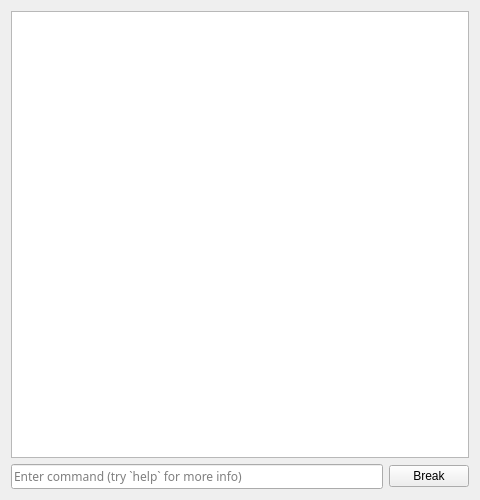
mgba-emu/mgba, file src/platform/qt/DebuggerConsole.ui: the form before one commit.
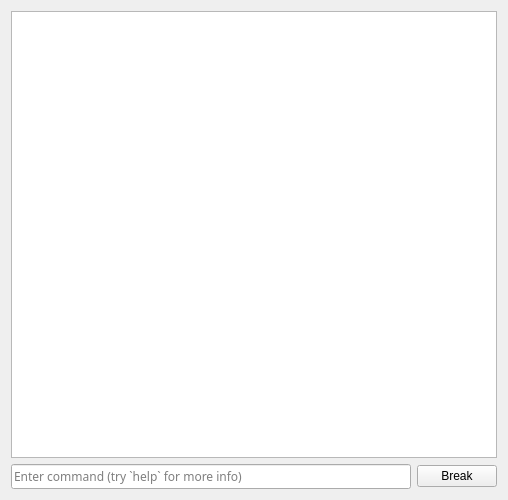
The form after the commit.

Commit message: enlarge th edebugger window to get the registers in the same line

```diff
--- a/src/platform/qt/DebuggerConsole.ui
+++ b/src/platform/qt/DebuggerConsole.ui
@@ -6,7 +6,7 @@
    <rect>
     <x>0</x>
     <y>0</y>
-    <width>480</width>
+    <width>508</width>
     <height>500</height>
    </rect>
   </property>
```
